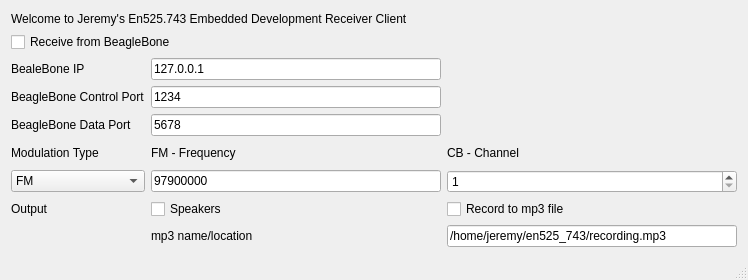
Old version of the form sdr_client/src/mainwindow.ui in the repository jprince14/en525.743.
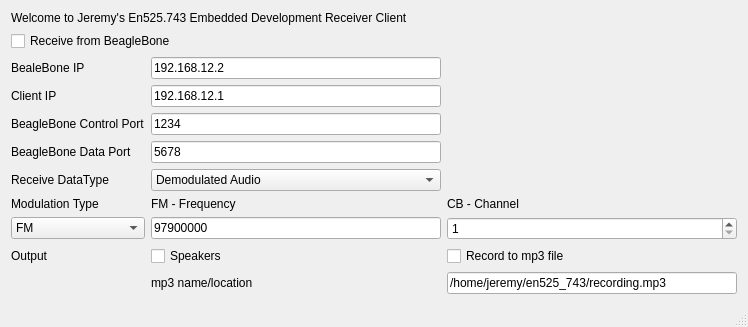
New version of the form.

```diff
--- a/sdr_client/src/mainwindow.ui
+++ b/sdr_client/src/mainwindow.ui
@@ -7,7 +7,7 @@
     <x>0</x>
     <y>0</y>
     <width>748</width>
-    <height>280</height>
+    <height>309</height>
    </rect>
   </property>
   <property name="windowTitle">
@@ -39,49 +39,70 @@
       </item>
       <item>
        <layout class="QGridLayout" name="configlayout">
-        <item row="7" column="1">
-         <widget class="QLabel" name="mp3_location_label">
-          <property name="text">
-           <string>mp3 name/location</string>
-          </property>
-         </widget>
-        </item>
-        <item row="4" column="0">
+        <item row="6" column="0">
          <widget class="QLabel" name="modulationtype_label">
           <property name="text">
            <string>Modulation Type</string>
           </property>
          </widget>
         </item>
-        <item row="7" column="2">
-         <widget class="QLineEdit" name="mp3_location">
-          <property name="text">
-           <string>/home/jeremy/en525_743/recording.mp3</string>
-          </property>
-         </widget>
-        </item>
         <item row="6" column="1">
+         <widget class="QLabel" name="fm_freq_label">
+          <property name="text">
+           <string>FM - Frequency</string>
+          </property>
+         </widget>
+        </item>
+        <item row="1" column="0">
+         <widget class="QLabel" name="ip_label">
+          <property name="text">
+           <string>BealeBone IP</string>
+          </property>
+         </widget>
+        </item>
+        <item row="8" column="1">
          <widget class="QCheckBox" name="enable_speakers">
           <property name="text">
            <string>Speakers</string>
           </property>
          </widget>
         </item>
+        <item row="4" column="1">
+         <widget class="QLineEdit" name="beaglebone_data_port">
+          <property name="text">
+           <string>5678</string>
+          </property>
+         </widget>
+        </item>
         <item row="2" column="0">
-         <widget class="QLabel" name="port_label">
+         <widget class="QLabel" name="Client_IP_label">
           <property name="text">
-           <string>BeagleBone Control Port</string>
+           <string>Client IP</string>
           </property>
          </widget>
         </item>
-        <item row="2" column="1">
+        <item row="9" column="2">
+         <widget class="QLineEdit" name="mp3_location">
+          <property name="text">
+           <string>/home/jeremy/en525_743/recording.mp3</string>
+          </property>
+         </widget>
+        </item>
+        <item row="9" column="1">
+         <widget class="QLabel" name="mp3_location_label">
+          <property name="text">
+           <string>mp3 name/location</string>
+          </property>
+         </widget>
+        </item>
+        <item row="3" column="1">
          <widget class="QLineEdit" name="beaglebone_port">
           <property name="text">
            <string>1234</string>
           </property>
          </widget>
         </item>
-        <item row="5" column="2">
+        <item row="7" column="2">
          <widget class="QSpinBox" name="CB_channel_box">
           <property name="minimum">
            <number>1</number>
@@ -91,7 +112,28 @@
           </property>
          </widget>
         </item>
-        <item row="5" column="0">
+        <item row="6" column="2">
+         <widget class="QLabel" name="cb_channel_label">
+          <property name="text">
+           <string>CB - Channel</string>
+          </property>
+         </widget>
+        </item>
+        <item row="7" column="1">
+         <widget class="QLineEdit" name="fm_freq_BOX">
+          <property name="text">
+           <string>97900000</string>
+          </property>
+         </widget>
+        </item>
+        <item row="3" column="0">
+         <widget class="QLabel" name="port_label">
+          <property name="text">
+           <string>BeagleBone Control Port</string>
+          </property>
+         </widget>
+        </item>
+        <item row="7" column="0">
          <widget class="QComboBox" name="modulation_combobox">
           <item>
            <property name="text">
@@ -105,69 +147,62 @@
           </item>
          </widget>
         </item>
-        <item row="5" column="1">
-         <widget class="QLineEdit" name="fm_freq_BOX">
+        <item row="4" column="0">
+         <widget class="QLabel" name="data_port_label">
           <property name="text">
-           <string>97900000</string>
+           <string>BeagleBone Data Port</string>
           </property>
          </widget>
         </item>
-        <item row="1" column="0">
-         <widget class="QLabel" name="ip_label">
-          <property name="text">
-           <string>BealeBone IP</string>
-          </property>
-         </widget>
-        </item>
-        <item row="1" column="1">
-         <widget class="QLineEdit" name="beaglebone_ip">
-          <property name="text">
-           <string>127.0.0.1</string>
-          </property>
-         </widget>
-        </item>
-        <item row="4" column="1">
-         <widget class="QLabel" name="fm_freq_label">
-          <property name="text">
-           <string>FM - Frequency</string>
-          </property>
-         </widget>
-        </item>
-        <item row="4" column="2">
-         <widget class="QLabel" name="cb_channel_label">
-          <property name="text">
-           <string>CB - Channel</string>
-          </property>
-         </widget>
-        </item>
-        <item row="6" column="2">
+        <item row="8" column="2">
          <widget class="QCheckBox" name="enable_recording">
           <property name="text">
            <string>Record to mp3 file</string>
           </property>
          </widget>
         </item>
-        <item row="6" column="0">
+        <item row="1" column="1">
+         <widget class="QLineEdit" name="beaglebone_ip">
+          <property name="text">
+           <string>192.168.12.2</string>
+          </property>
+         </widget>
+        </item>
+        <item row="8" column="0">
          <widget class="QLabel" name="output_label">
           <property name="text">
            <string>Output</string>
           </property>
          </widget>
         </item>
-        <item row="3" column="0">
-         <widget class="QLabel" name="data_port_label">
+        <item row="2" column="1">
+         <widget class="QLineEdit" name="Client_IP">
           <property name="text">
-           <string>BeagleBone Data Port</string>
+           <string>192.168.12.1</string>
           </property>
          </widget>
         </item>
-        <item row="3" column="1">
-         <widget class="QLineEdit" name="beaglebone_data_port">
+        <item row="5" column="0">
+         <widget class="QLabel" name="receivetype_label">
           <property name="text">
-           <string>5678</string>
+           <string>Receive DataType</string>
           </property>
          </widget>
         </item>
+        <item row="5" column="1">
+         <widget class="QComboBox" name="Receive_data_type">
+          <item>
+           <property name="text">
+            <string>Demodulated Audio</string>
+           </property>
+          </item>
+          <item>
+           <property name="text">
+            <string>Raw IQ Data</string>
+           </property>
+          </item>
+         </widget>
+        </item>
        </layout>
       </item>
      </layout>
```
